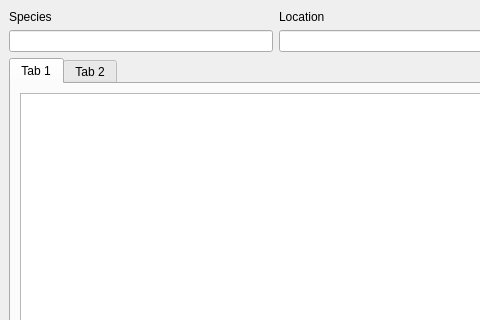
Qt form ui/mainwindow.ui (thelenlucas/Senior-Design) before a commit; both pictures show x 0 to 480 and y 0 to 320 of the 941 by 616 pixel window.
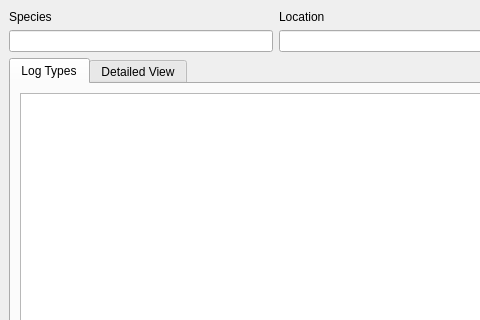
The same form after that commit. The open tabs and pages were chosen to show the change.

Commit message: Multiple views + scrapping logs

What changed in the file:
```diff
--- a/ui/mainwindow.ui
+++ b/ui/mainwindow.ui
@@ -175,7 +175,7 @@
       </property>
       <widget class="QWidget" name="tab">
        <attribute name="title">
-        <string>Tab 1</string>
+        <string>Log Types</string>
        </attribute>
        <layout class="QVBoxLayout" name="verticalLayout_9">
         <item>
@@ -189,7 +189,7 @@
       </widget>
       <widget class="QWidget" name="tab_2">
        <attribute name="title">
-        <string>Tab 2</string>
+        <string>Detailed View</string>
        </attribute>
        <layout class="QHBoxLayout" name="horizontalLayout_5">
         <item>
```
Left out of the diff: 24 changed lines with no effect on the pictures. The commit also changes 3 other files.
